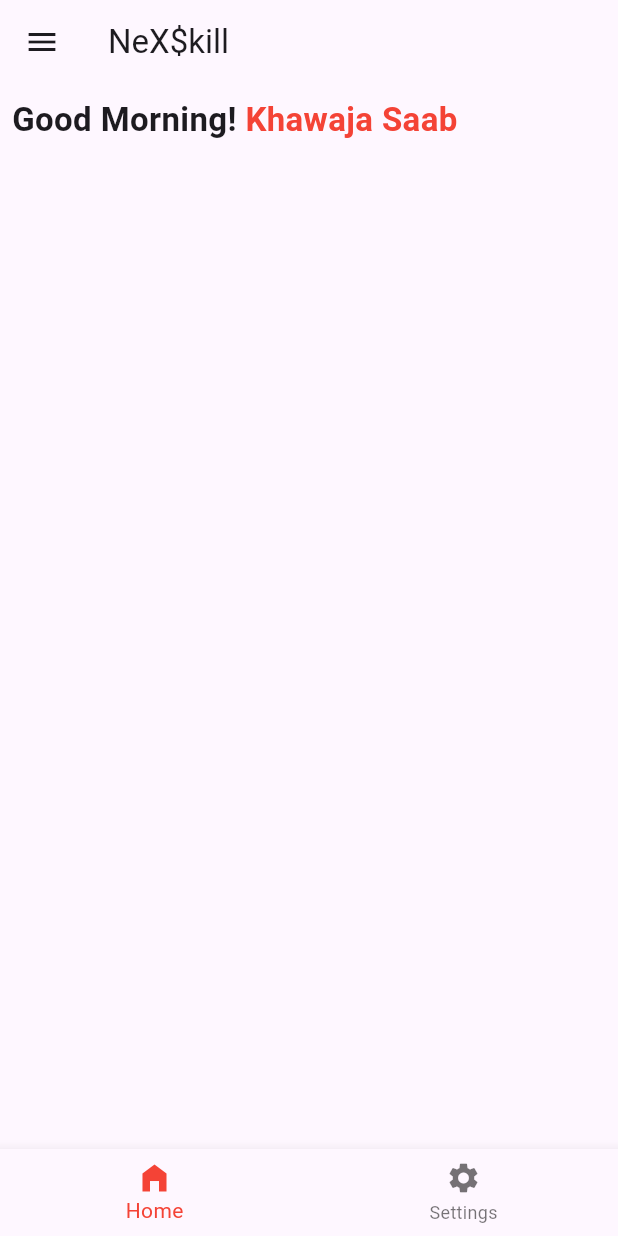
After one commit to abdulmannankh21/nexskillB19, a Flutter app: the screen it shows after launch, after a tap on "Authenticate", on a phone screen of 412 x 824 dp. The commit adds this screen. Run offline on Flutter 3.47's test engine with Material 3 defaults, Android fonts, the phone set to English and light mode, and no system bars.

Commit message:
10 August 2024 Update

```diff
--- /dev/null
+++ b/lib/home.dart
@@ -0,0 +1,86 @@
+import 'package:flutter/material.dart';
+
+class HomePage extends StatefulWidget {
+  final String name;
+  const HomePage({super.key, required this.name});
+
+  @override
+  State<HomePage> createState() => _HomePageState();
+}
+
+class _HomePageState extends State<HomePage> {
+  @override
+  Widget build(BuildContext context) {
+    return Scaffold(
+      appBar: AppBar(
+        title: const Text("NeX\$kill"),
+      ),
+      drawerScrimColor: Colors.transparent,
+      drawerEnableOpenDragGesture: true,
+      drawer: Drawer(
+        backgroundColor: Colors.red,
+        child: Column(
+          children: [
+            DrawerHeader(
+                child: Container(
+              height: 80,
+              width: 80,
+              child: CircleAvatar(
+                child: Image.asset("assets/nexskill.png"),
+              ),
+            )),
+            ListTile(
+              leading: Icon(Icons.password_rounded, color: Colors.white),
+              title: Text(
+                "Change Password",
+                style: TextStyle(color: Colors.white),
+              ),
+              trailing:
+                  Icon(Icons.arrow_forward_ios_rounded, color: Colors.white),
+            ),
+            ListTile(
+              leading: Icon(Icons.email, color: Colors.white),
+              title: Text(
+                "Change Email",
+                style: TextStyle(color: Colors.white),
+              ),
+              trailing:
+                  Icon(Icons.arrow_forward_ios_rounded, color: Colors.white),
+            ),
+            ListTile(
+              leading: Icon(Icons.logout, color: Colors.white),
+              title: Text(
+                "LogOut",
+                style: TextStyle(color: Colors.white),
+              ),
+              trailing:
+                  Icon(Icons.arrow_forward_ios_rounded, color: Colors.white),
+            ),
+          ],
+        ),
+      ),
+      body: Padding(
+        padding: const EdgeInsets.all(8.0),
+        child: Column(
+          children: [
+            Row(
+              children: [
+                Text("Good Morning!",style: TextStyle(fontWeight: FontWeight.bold,fontSize: 22),),
+
+                Text(" ${widget.name}",style: TextStyle(fontWeight: FontWeight.bold,fontSize: 22,color: Colors.red),),
+              ],
+            )
+          ],
+        ),
+      ),
+      bottomNavigationBar: BottomNavigationBar(
+        selectedItemColor: Colors.red,
+
+        items: [
+          BottomNavigationBarItem(icon: Icon(Icons.home_filled), label: "Home"),
+          BottomNavigationBarItem(icon: Icon(Icons.settings), label: "Settings"),
+        ],
+      ),
+    );
+  }
+}
--- a/lib/main.dart
+++ b/lib/main.dart
@@ -1,3 +1,4 @@
+import 'package:firstapp/home.dart';
 import 'package:flutter/material.dart';
 
 void main() {
@@ -117,7 +118,14 @@ class _MyHomePageState extends State<MyHomePage> {
             SizedBox(
               height: 30,
             ),
-            Container(
+            GestureDetector(
+              onTap: (){
+                Navigator.push(
+                  context,
+                  MaterialPageRoute(builder: (context) => const HomePage(name: "Khawaja Saab",)),
+                );
+              },
+              child: Container(
                 width: double.infinity,
                 height: 50,
                 decoration: BoxDecoration(
@@ -133,6 +141,7 @@ class _MyHomePageState extends State<MyHomePage> {
                       fontSize: 16,
                       fontWeight: FontWeight.bold),
                 )),
+              ),
             ),
             SizedBox(
               height: 10,
```
Lines whose indentation alone changed are shown as unchanged.
